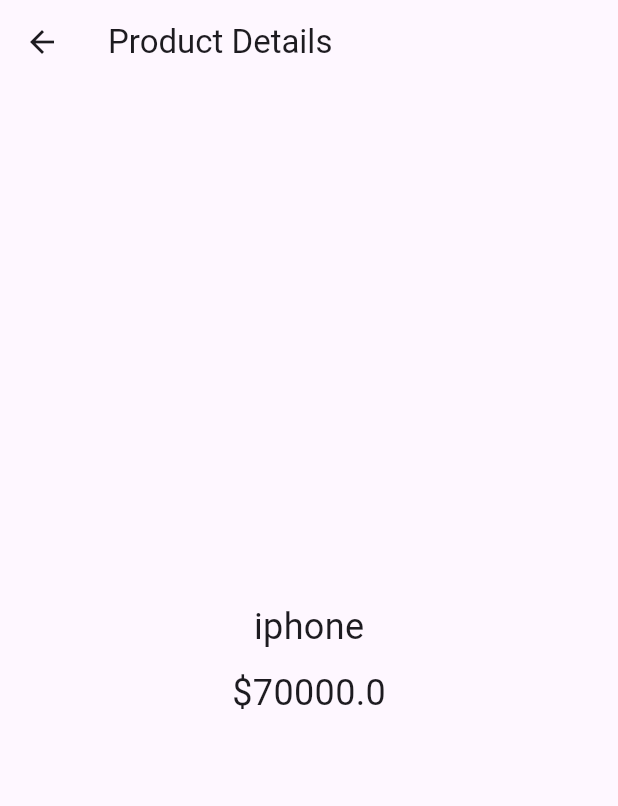
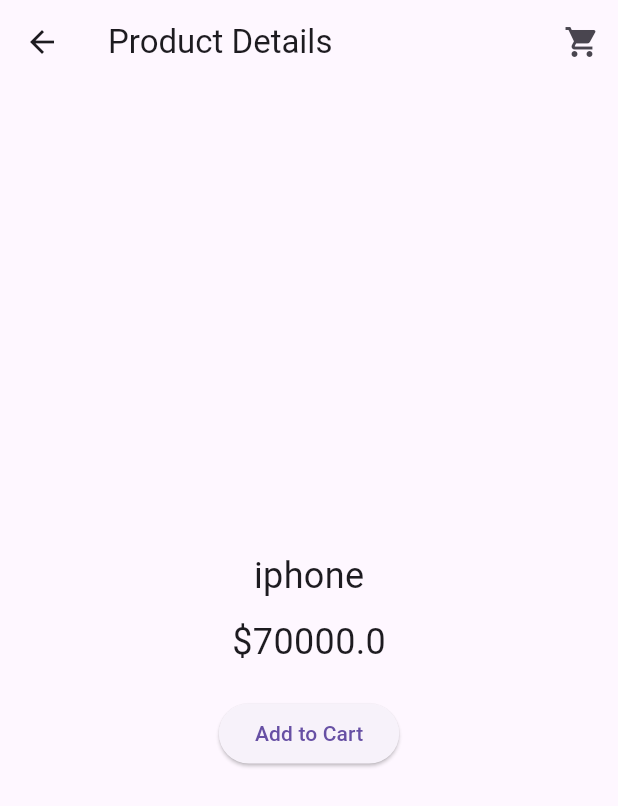
Before and after one commit to Ps066/learn_getx_flutter, a Flutter app: the screen it shows after launch, after a tap on "iphone", on a phone screen of 412 x 824 dp. Shown: the top 806 px of the screen. Run offline on Flutter 3.47's test engine with Material 3 defaults, Android fonts, the phone set to English and light mode, and no system bars; our stand-ins replace get.

```diff
--- /dev/null
+++ b/lib/app/modules/products/controllers/cart_controller.dart
@@ -0,0 +1,43 @@
+import 'package:get/get.dart';
+import 'package:learn_getx/app/modules/products/models/product_model.dart';
+
+class CartController extends GetxController{
+
+  // we will create an observable list that will store cart items
+  var cartItems = <ProductModel>[].obs;
+  var totalAmount = 0.0.obs;  // double type of variable that is observable in nature
+
+
+  // a simple function in flutter to add products to the cart list
+  void addToCart(ProductModel product){
+    cartItems.add(product);
+    calculateTotal();
+  }
+
+
+  // a simple function in flutter to remove the product from the cart list
+  void removeFromCart(ProductModel product){
+    cartItems.remove(product);
+    calculateTotal();
+  }
+
+
+  // a function to calculate the ttal price of all the items in the cart
+  void calculateTotal(){
+    totalAmount.value = cartItems.fold(0, (sum, item) => sum + item.price);
+  }
+
+
+
+}
+
+
+
+//? IMPORTANT
+// The fold() function in Dart is a powerful method used to reduce a list into a single value by applying a function to each element in sequence.
+// Understanding fold() in Depth
+// Syntax:
+//* T fold<T>(T initialValue, T Function(T previousValue, E element) combine)
+// initialValue: This is the starting value (or accumulator) for the operation.
+// combine: A function that processes each element in the list and accumulates a result.
+// The previousValue is the accumulated result (starting from initialValue), and element is the current item in the list.
--- a/lib/app/modules/products/views/product_detail_view.dart
+++ b/lib/app/modules/products/views/product_detail_view.dart
@@ -1,10 +1,10 @@
 import 'package:flutter/material.dart';
-import 'package:flutter/widgets.dart';
 import 'package:get/get.dart';
+import 'package:learn_getx/app/modules/products/controllers/cart_controller.dart';
 import 'package:learn_getx/app/modules/products/models/product_model.dart';
 
 class ProductDetailView extends StatelessWidget {
-  const ProductDetailView({super.key});
+  final CartController cartController = Get.find<CartController>();
 
   @override
   Widget build(BuildContext context) {
@@ -14,6 +14,11 @@ class ProductDetailView extends StatelessWidget {
     return Scaffold(
       appBar: AppBar(
         title: const Text('Product Details'),
+        actions: [
+          IconButton(onPressed: (){
+            Get.toNamed('/cart');
+          }, icon: const Icon(Icons.shopping_cart))
+        ],
       ),
       body: Center(
         child: Column(
@@ -21,7 +26,12 @@ class ProductDetailView extends StatelessWidget {
           children: [
             Text(product.name, style: const TextStyle(fontSize: 24),),
             const SizedBox(height: 10,),
-            Text('\$${product.price.toString()}', style: const TextStyle(fontSize: 24),)
+            Text('\$${product.price.toString()}', style: const TextStyle(fontSize: 24),),
+            const SizedBox(height: 20,),
+            ElevatedButton(onPressed: (){
+              cartController.addToCart(product);
+              Get.snackbar('Added to Cart', '${product.name} added to cart');
+            }, child: const Text("Add to Cart"))
           ],
         ),
       ),
--- a/lib/app/routes/app_pages.dart
+++ b/lib/app/routes/app_pages.dart
@@ -1,4 +1,6 @@
 import 'package:get/get.dart';
+import 'package:learn_getx/app/modules/products/views/cart_view.dart';
+import 'package:learn_getx/app/modules/products/views/checkout_view.dart';
 import 'package:learn_getx/app/modules/products/views/product_detail_view.dart';
 import 'package:learn_getx/app/modules/products/views/product_view.dart';
 
@@ -7,6 +9,8 @@ part 'app_routes.dart';
 class AppPages {
   static final routes = [
     GetPage(name: Routes.PRODUCT, page: () => Productviews()),
-    GetPage(name: Routes.PRODUCT_DETAILS, page: () => ProductDetailView())
+    GetPage(name: Routes.PRODUCT_DETAILS, page: () => ProductDetailView()),
+    GetPage(name: Routes.CART, page: ()=> CartView()),
+    GetPage(name: Routes.CHECKOUT, page: ()=> CheckOutView()),
   ];
 }
--- a/lib/app/routes/app_routes.dart
+++ b/lib/app/routes/app_routes.dart
@@ -6,4 +6,11 @@ class Routes {
   static const PRODUCT = '/product';
   // ignore: constant_identifier_names
   static const PRODUCT_DETAILS = '/product-details';
+
+  static const CART = '/cart';
+
+  static const CHECKOUT = '/checkout';
+
+
+
   }
--- a/lib/main.dart
+++ b/lib/main.dart
@@ -1,10 +1,11 @@
 import 'package:flutter/material.dart';
 import 'package:get/get.dart';
+import 'package:learn_getx/app/modules/products/controllers/cart_controller.dart';
 import 'package:learn_getx/app/modules/products/views/product_view.dart';
 import 'package:learn_getx/app/routes/app_pages.dart';
-import 'package:learn_getx/home.dart';
 
 void main() {
+  Get.put(CartController());
   runApp(const MyApp());
 }
 
```
Also changed, not shown: lib/app/modules/products/controllers/card_controller.dart (deleted, +0 -10 lines), lib/app/modules/products/views/cart_view.dart (added, +50 -0 lines), lib/app/modules/products/views/checkout_view.dart (added, +33 -0 lines).
